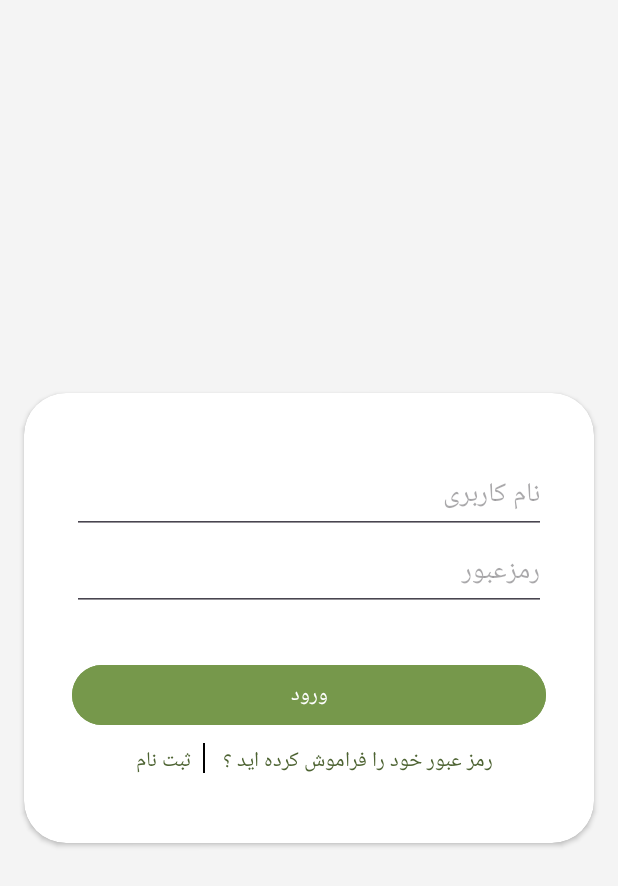
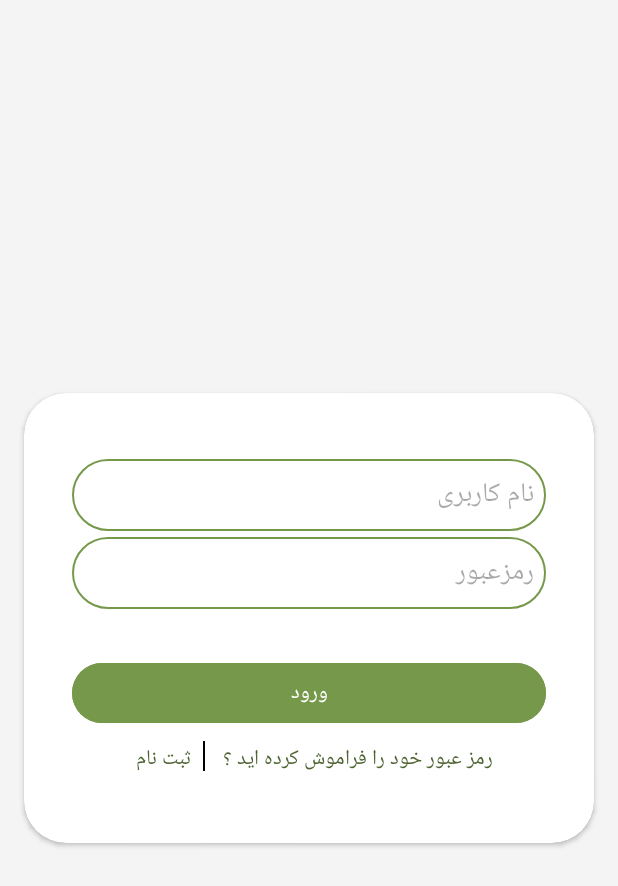
Before and after one commit to AmirKhalife74/PlantsApp, an Android app: the LoginFragment screen opened through its navigation route, on a phone screen of 412 x 824 dp. Shown: the top 886 px of the screen. Run offline under Robolectric (Android 15) with nearby library versions, the light colour scheme and no system bars; our stand-ins replace Dagger/Hilt's generated code, Room's generated code; 1 statement that could not run was skipped.

Commit message:
login added

```diff
--- a/app/src/main/java/com/example/plantsapp/data/remote/HttpInterceptor.kt
+++ b/app/src/main/java/com/example/plantsapp/data/remote/HttpInterceptor.kt
@@ -21,7 +21,7 @@ class HttpInterceptor() : Interceptor {
             modifiedRequest.header("Accept", "application/json")
             if (Env.store.getBoolean("isLogin")) {
                 modifiedRequest.header(
-                    "Authorization", String.format("Bearer %s", Env.store.getString("token"))
+                    "Authorization", String.format("Bearer %s", Env.store.getString("access_token"))
                 )
                 Log.d("TOKEN_INFO", Env.store.getString("token"))
             }
--- a/app/src/main/java/com/example/plantsapp/data/roomDb/DAO.kt
+++ b/app/src/main/java/com/example/plantsapp/data/roomDb/DAO.kt
@@ -14,6 +14,8 @@ interface DAO {
     @Insert(onConflict = OnConflictStrategy.REPLACE)
     fun insert(plant: Plant)
 
+    @Insert(onConflict = OnConflictStrategy.REPLACE)
+    fun insertAll(plants:List<Plant>)
     @Delete
     fun delete(plant: Plant)
 
--- a/app/src/main/java/com/example/plantsapp/data/roomDb/Database.kt
+++ b/app/src/main/java/com/example/plantsapp/data/roomDb/Database.kt
@@ -5,7 +5,7 @@ import androidx.room.TypeConverters
 import com.example.plantsapp.data.Garden
 import com.example.plantsapp.data.Plant
 
-@androidx.room.Database(entities = [Plant::class,Garden::class], version = 2)
+@androidx.room.Database(entities = [Plant::class,Garden::class], version = 3)
 @TypeConverters(Converter::class)
 abstract class Database : RoomDatabase() {
     abstract fun roomDao(): DAO
--- a/app/src/main/java/com/example/plantsapp/utils/Utils.kt
+++ b/app/src/main/java/com/example/plantsapp/utils/Utils.kt
@@ -89,18 +89,17 @@ fun collapseView(outerView: View, innerViewView: View) {
     animation.start()
 }
 
-fun internetCheck(c: Context, f: () -> Unit): Boolean {
-    val cmg = c.getSystemService(Context.CONNECTIVITY_SERVICE) as ConnectivityManager
-
+fun internetCheck(context: Context): Boolean {
+    val connectivityManager = context.getSystemService(Context.CONNECTIVITY_SERVICE) as ConnectivityManager
     if (Build.VERSION.SDK_INT >= Build.VERSION_CODES.Q) {
-        // Android 10+
-        cmg.getNetworkCapabilities(cmg.activeNetwork)?.let { networkCapabilities ->
-            return networkCapabilities.hasTransport(NetworkCapabilities.TRANSPORT_CELLULAR)
-                    || networkCapabilities.hasTransport(NetworkCapabilities.TRANSPORT_WIFI)
+        connectivityManager.getNetworkCapabilities(connectivityManager.activeNetwork)?.let { capabilities ->
+            return capabilities.hasTransport(NetworkCapabilities.TRANSPORT_CELLULAR) ||
+                    capabilities.hasTransport(NetworkCapabilities.TRANSPORT_WIFI)
         }
     } else {
-        return cmg.activeNetworkInfo?.isConnectedOrConnecting == true
+        connectivityManager.activeNetworkInfo?.let { networkInfo ->
+            return networkInfo.isConnectedOrConnecting
+        }
     }
-    _noInternet.postValue(NoInternetModel(true, function = f))
     return false
 }
--- a/app/src/main/java/com/example/plantsapp/viewModels/MainViewModel.kt
+++ b/app/src/main/java/com/example/plantsapp/viewModels/MainViewModel.kt
@@ -13,8 +13,8 @@ class MainViewModel @Inject constructor(private val plantsRepository: PlantsRepo
 
 
 
-    private var _plantList = MutableLiveData<ResponseModel<List<Plant>>?>(null)
-    val plantList : MutableLiveData<ResponseModel<List<Plant>>?> get() = _plantList
+    private var _plantList = MutableLiveData<List<Plant>?>(null)
+    val plantList : MutableLiveData<List<Plant>?> get() = _plantList
     fun clearPlantsList() = _plantList.postValue(null)
 
     private var _cart = MutableLiveData<Cart?>(null)
@@ -22,7 +22,15 @@ class MainViewModel @Inject constructor(private val plantsRepository: PlantsRepo
     fun clearCart() = _cart.postValue(null)
 
     suspend fun getPlants(){
-        plantList.postValue(plantsRepository.getAllPlants())
+        plantsRepository.getAllPlants()?.let {
+            if (it.status == 200)
+            {
+                if (it.data?.isEmpty() != true){
+                    plantList.postValue(it.data)
+                }
+            }
+        }
+
     }
 
     suspend fun getPlantById(name: String){
--- a/app/src/main/java/com/example/plantsapp/views/garden/adapter/PlanetOfGardenItemAdapter.kt
+++ b/app/src/main/java/com/example/plantsapp/views/garden/adapter/PlanetOfGardenItemAdapter.kt
@@ -23,7 +23,7 @@ class PlanetOfGardenItemAdapter(
             binding.apply {
                 imgGardenBackground.setImageResource(R.drawable.alovera)
                 tvGardenName.text = plant.name
-                tvCountOfGardenPlants.text = plant.pot
+                tvCountOfGardenPlants.text = plant.name
             }
         }
 
--- a/app/src/main/java/com/example/plantsapp/views/login/LoginFragment.kt
+++ b/app/src/main/java/com/example/plantsapp/views/login/LoginFragment.kt
@@ -11,6 +11,7 @@ import androidx.navigation.fragment.findNavController
 import com.example.data.model.auth.LoginRequest
 import com.example.plantsapp.R
 import com.example.plantsapp.databinding.FragmentLoginBinding
+import com.example.plantsapp.utils.Env
 import com.example.plantsapp.viewModels.UserViewModel
 import dagger.hilt.android.AndroidEntryPoint
 import kotlinx.coroutines.launch
@@ -63,6 +64,9 @@ class LoginFragment : Fragment() {
                 value?.let {
                     if (value.accessToken.isNotEmpty() && value.refreshToken.isNotEmpty())
                     {
+                        Env.store.setString("access_token",value.accessToken)
+                        Env.store.setString("refresh_token",value.refreshToken)
+                        Env.store.setBoolean("isLogin",true)
                         findNavController().navigate(R.id.action_loginFragment_to_mainFragment)
                     }
                 }
--- a/app/src/main/java/com/example/plantsapp/views/shop/ShopFragment.kt
+++ b/app/src/main/java/com/example/plantsapp/views/shop/ShopFragment.kt
@@ -55,8 +55,8 @@ class ShopFragment : Fragment() {
     private fun observe() {
         viewModel.plantList.observe(viewLifecycleOwner) {
             viewModel.plantList.observe(viewLifecycleOwner) {
-                it?.data.let {
-                    it?.let {
+                it?.let {
+                    {
                         plants = it.toMutableList()
                     }
                 }
--- /dev/null
+++ b/app/src/main/res/drawable/white_input_box.xml
@@ -0,0 +1,6 @@
+<?xml version="1.0" encoding="utf-8"?>
+<shape xmlns:android="http://schemas.android.com/apk/res/android">
+    <solid android:color="@color/white"/>
+    <stroke android:width="1dp" android:color="@color/main"/>
+    <corners android:radius="24dp" />
+</shape>
--- a/app/src/main/res/font/font_family.xml
+++ b/app/src/main/res/font/font_family.xml
@@ -4,10 +4,6 @@
         <font
             app:fontStyle="normal"
             app:fontWeight="400"
-            app:font="@font/custom_font" />
-        <font
-            app:fontStyle="italic"
-            app:fontWeight="400"
-            app:font="@font/custom_font_italic" />
+            app:font="@font/iransans_x_light" />
     </font-family>
 </font-family>
--- a/app/src/main/res/layout/fragment_login.xml
+++ b/app/src/main/res/layout/fragment_login.xml
@@ -31,25 +31,33 @@
                 android:layout_height="wrap_content">
 
                 <EditText
+                    android:paddingEnd="8dp"
+                    android:paddingStart="8dp"
+                    android:background="@drawable/white_input_box"
+                    android:textDirection="rtl"
                     android:textColor="@color/dark_main"
                     android:id="@+id/edt_username"
                     android:layout_width="match_parent"
-                    android:layout_height="wrap_content"
+                    android:layout_height="48dp"
                     android:autofillHints="username"
                     android:hint="نام کاربری" />
-
-
             </LinearLayout>
 
             <LinearLayout
                 android:layout_width="match_parent"
                 android:layout_height="wrap_content">
                 <EditText
+                    android:paddingEnd="8dp"
+                    android:paddingStart="8dp"
+                    android:layout_marginTop="4dp"
+                    android:background="@drawable/white_input_box"
+                    android:textDirection="rtl"
                     android:textColor="@color/dark_main"
                     android:id="@+id/edt_password"
                     android:layout_width="match_parent"
-                    android:layout_height="wrap_content"
+                    android:layout_height="48dp"
                     android:autofillHints="password"
+                    android:inputType="textVisiblePassword"
                     android:hint="رمزعبور" />
             </LinearLayout>
 
@@ -57,7 +65,7 @@
                 android:id="@+id/btn_submit_login"
                 android:backgroundTint="@color/main"
                 android:layout_width="match_parent"
-                android:layout_height="wrap_content"
+                android:layout_height="48dp"
                 android:layout_marginTop="32dp"
                 android:text="ورود" />
             <LinearLayout
--- a/app/src/main/res/values/colors.xml
+++ b/app/src/main/res/values/colors.xml
@@ -5,5 +5,7 @@
     <color name="dark_white">#F4F4F4</color>
     <color name="main">#76984B</color>
     <color name="dark_main">#4D6332</color>
-    <color name="colorBadge">#76984B</color>
+    <color name="light_gray">#E6E6E6</color>
+    <color name="dark_gray">#545454</color>
+    <color name="gray">#BABABA</color>
 </resources>
```
Also changed, not shown: app/src/main/java/com/example/plantsapp/data/Plant.kt (+13 -13 lines), app/src/main/java/com/example/plantsapp/data/repositories/PlantsRepository.kt (+29 -30 lines), app/src/main/java/com/example/plantsapp/data/roomDb/Converter.kt (+27 -0 lines), app/src/main/java/com/example/plantsapp/views/home/HomeFragment.kt (+23 -22 lines), app/src/main/java/com/example/plantsapp/views/plant/HomePlantFragment.kt (+20 -11 lines), app/src/main/res/font/iransans_x_light.ttf (added).
